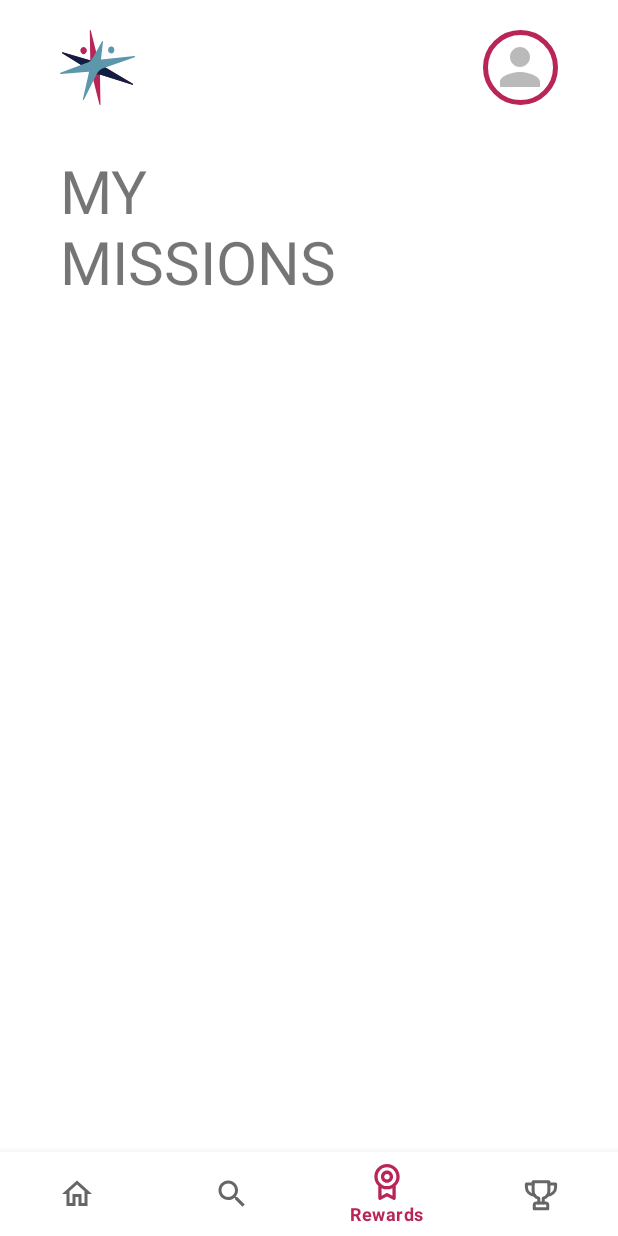
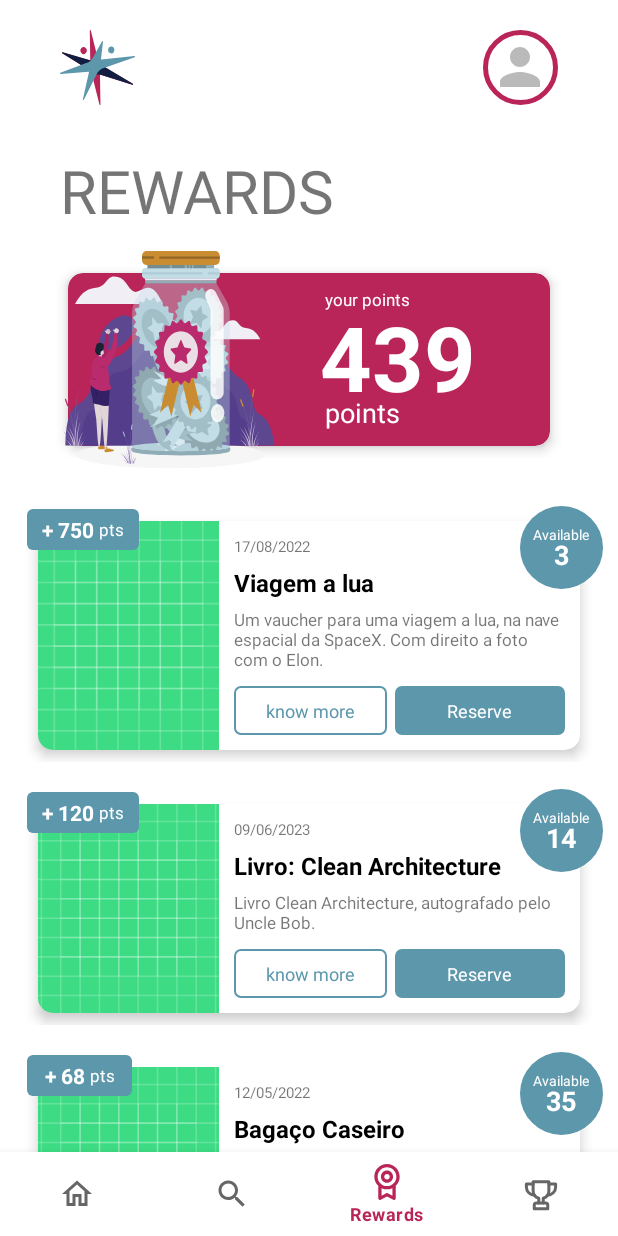
Before and after one commit to jacksonbarreto/Conslife, an Android app: the RewardsFragment screen opened through its navigation route, on a phone screen of 412 x 824 dp. Run offline under Robolectric (Android 15) with nearby library versions, the phone set to English and light mode, and no system bars; our stand-ins replace navigation-ui; pictures from the network do not load.

Commit message:
feat: reward screen

```diff
--- a/app/src/main/java/com/conslife/fragments/RewardsFragment.kt
+++ b/app/src/main/java/com/conslife/fragments/RewardsFragment.kt
@@ -5,10 +5,15 @@ import android.view.LayoutInflater
 import android.view.View
 import android.view.ViewGroup
 import androidx.fragment.app.Fragment
+import androidx.recyclerview.widget.LinearLayoutManager
+import com.conslife.adapters.PastMissionAdapter
+import com.conslife.adapters.RewardAdapter
 import com.conslife.databinding.FragmentRewardsBinding
+import com.conslife.models.Reward
 
 class RewardsFragment : Fragment() {
     private lateinit var _binding: FragmentRewardsBinding
+    private lateinit var rewardAdapter: RewardAdapter
 
     override fun onCreateView(
         inflater: LayoutInflater,
@@ -21,5 +26,55 @@ class RewardsFragment : Fragment() {
 
     override fun onViewCreated(view: View, savedInstanceState: Bundle?) {
         super.onViewCreated(view, savedInstanceState)
+        getBalance()
+        initRecyclerView()
+    }
+
+    private fun getBalance(){
+        _binding.rewardHeadCard.setPoints(439)
+    }
+
+    private fun initRecyclerView() {
+        rewardAdapter = RewardAdapter()
+        addDataSet()
+        _binding.rewardsRecyclerView.apply {
+            layoutManager = LinearLayoutManager(this@RewardsFragment.context)
+            adapter = rewardAdapter
+        }
+    }
+
+    private fun addDataSet() {
+        val rewards = ArrayList<Reward>()
+        rewards.add(
+            Reward(
+                "Viagem a lua",
+                "Um vaucher para uma viagem a lua, na nave espacial da SpaceX. Com direito a foto com o Elon.",
+                "17/08/2022",
+                3,
+                750,
+                "https://s2.glbimg.com/tL-DJY_yabbMbSHg-W4jMvwoHgU=/0x0:2048x1365/984x0/smart/filters:strip_icc()/i.s3.glbimg.com/v1/AUTH_59edd422c0c84a879bd37670ae4f538a/internal_photos/bs/2021/y/R/Vlwdr2RyeEzJi8IpkmVA/51307180163-57b88b31af-k.jpg"
+            )
+        )
+        rewards.add(
+            Reward(
+                "Livro: Clean Architecture",
+                "Livro Clean Architecture, autografado pelo Uncle Bob.",
+                "09/06/2023",
+                14,
+                120,
+                "https://i.pinimg.com/originals/ba/28/de/ba28deb63a5dc11b51dbd2b5233fb52d.jpg"
+            )
+        )
+        rewards.add(
+            Reward(
+                "Bagaço Caseiro",
+                "Uma dose dupla de bagaço caseiro original, da aldeia de Fragoso.",
+                "12/05/2022",
+                35,
+                68,
+                "https://3.bp.blogspot.com/-3SaOF0b4JU0/WnGgmi2uMNI/AAAAAAAAD08/Xys-74cdnCMGqoxHpvjpRi3R7iZYHOAHgCLcBGAs/s1600/baga%25C3%25A7o.jpg"
+            )
+        )
+        rewardAdapter.setDataSet(rewards)
     }
 }
--- a/app/src/main/res/layout/fragment_rewards.xml
+++ b/app/src/main/res/layout/fragment_rewards.xml
@@ -43,15 +43,29 @@
 
         <TextView
             android:id="@+id/textView"
-            android:layout_width="200dp"
+            android:layout_width="wrap_content"
             android:layout_height="wrap_content"
             android:layout_marginStart="40dp"
             android:layout_marginTop="30dp"
-            android:text="@string/activity_my_mission_title"
+            android:text="@string/title_page_rewards"
             android:textAllCaps="true"
             android:textSize="40sp"
             app:layout_constraintStart_toStartOf="parent"
             app:layout_constraintTop_toBottomOf="@+id/signal_logo" />
     </androidx.constraintlayout.widget.ConstraintLayout>
 
+    <com.conslife.widget.RewardHead
+        android:id="@+id/reward_head_card"
+        android:layout_width="match_parent"
+        android:layout_height="wrap_content"
+        app:layout_constraintTop_toBottomOf="@+id/header"/>
+
+    <androidx.recyclerview.widget.RecyclerView
+        android:id="@+id/rewards_recycler_view"
+        android:layout_width="match_parent"
+        android:layout_height="0dp"
+        app:layout_constraintBaseline_toBottomOf="parent"
+        app:layout_constraintBottom_toBottomOf="parent"
+        app:layout_constraintTop_toBottomOf="@+id/reward_head_card" />
+
 </androidx.constraintlayout.widget.ConstraintLayout>
--- /dev/null
+++ b/app/src/main/res/layout/item_reward_card.xml
@@ -0,0 +1,12 @@
+<?xml version="1.0" encoding="utf-8"?>
+<androidx.constraintlayout.widget.ConstraintLayout xmlns:android="http://schemas.android.com/apk/res/android"
+    android:layout_width="match_parent"
+    android:layout_height="match_parent"
+    xmlns:app="http://schemas.android.com/apk/res-auto">
+
+    <com.conslife.widget.RewardCard
+        android:layout_width="match_parent"
+        android:layout_height="wrap_content"
+        app:layout_constraintTop_toTopOf="parent"/>
+
+</androidx.constraintlayout.widget.ConstraintLayout>
--- a/app/src/main/res/layout/res_reward_card.xml
+++ b/app/src/main/res/layout/res_reward_card.xml
@@ -2,7 +2,7 @@
 <androidx.constraintlayout.widget.ConstraintLayout xmlns:android="http://schemas.android.com/apk/res/android"
     xmlns:app="http://schemas.android.com/apk/res-auto"
     android:layout_width="match_parent"
-    android:layout_height="match_parent">
+    android:layout_height="wrap_content">
 
     <androidx.constraintlayout.widget.ConstraintLayout
         android:id="@+id/reward_card_container"
```
